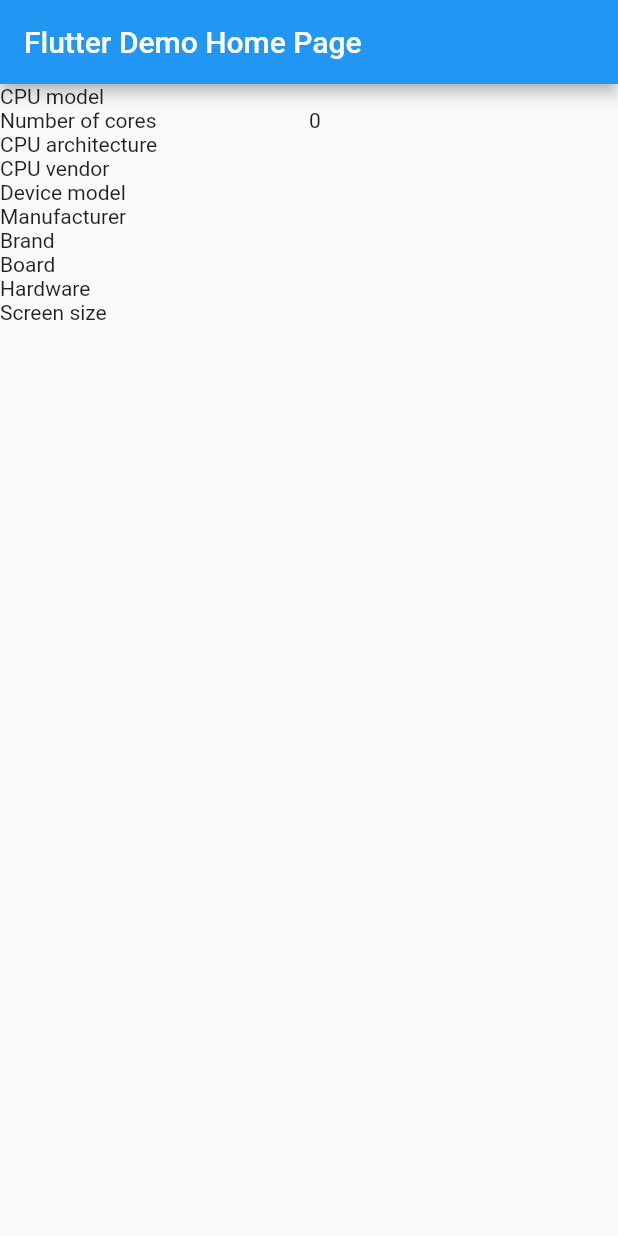
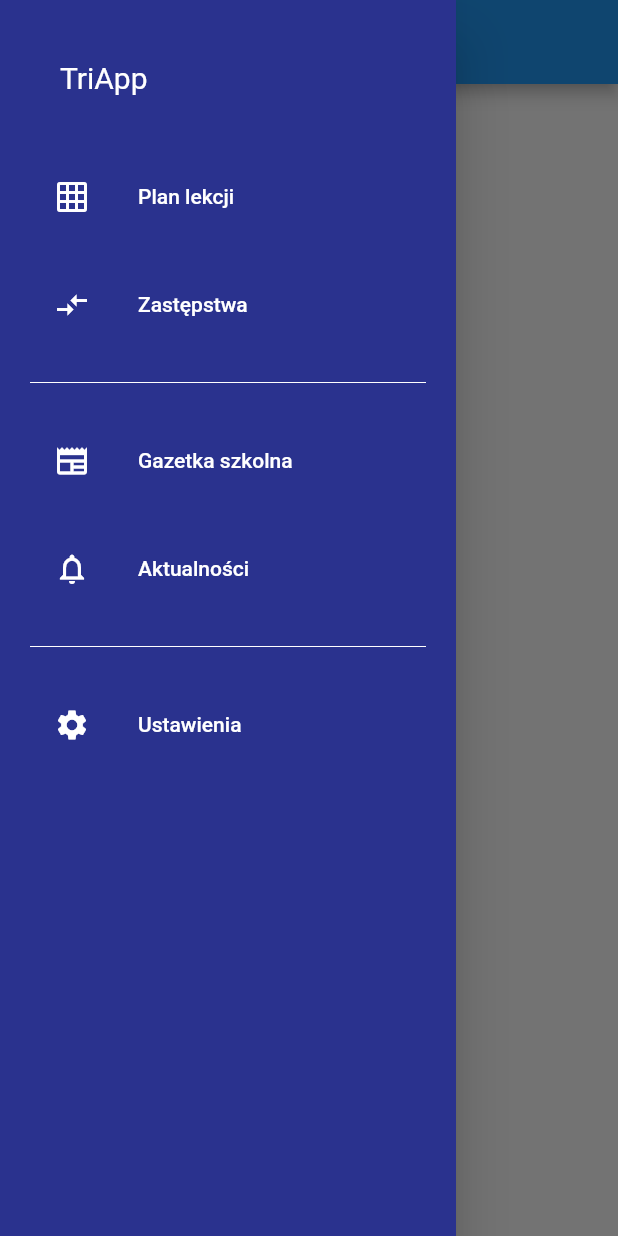
Before and after one commit to Customrombay/CustomRomApp, a Flutter app: the screen it shows after launch, with the side drawer open (before the commit the screen has no drawer), on a phone screen of 412 x 824 dp. Run offline on Flutter 3.47's test engine with Material 2 defaults, Android fonts, the phone set to English and light mode, and no system bars; our stand-ins replace device_info_plus; missing offline and left inert: system_info2.

Commit message:
Added basic navigation drawer

```diff
--- a/lib/main.dart
+++ b/lib/main.dart
@@ -3,6 +3,7 @@ import 'package:device_info_plus/device_info_plus.dart';
 import 'package:system_info2/system_info2.dart';
 
 import 'widgets/spec_table.dart';
+import 'widgets/drawer.dart';
 import 'tools/get_cpu_name.dart';
 
 void main() {
@@ -69,6 +70,7 @@ class _MyHomePageState extends State<MyHomePage> {
         // the App.build method, and use it to set our appbar title.
         title: Text(widget.title),
       ),
+      drawer: NavigationDrawerWidget(),
       body: Center(
         // Center is a layout widget. It takes a single child and positions it
         // in the middle of the parent.
--- /dev/null
+++ b/lib/widgets/drawer.dart
@@ -0,0 +1,178 @@
+import 'package:flutter/material.dart';
+
+class NavigationDrawerWidget extends StatefulWidget {
+
+  const NavigationDrawerWidget({Key? key}) : super(key: key);
+
+  @override
+  State<NavigationDrawerWidget> createState() => _NavigationDrawerWidgetState();
+}
+
+class _NavigationDrawerWidgetState extends State<NavigationDrawerWidget> {
+  final padding = const EdgeInsets.symmetric(horizontal: 20);
+
+  // Future<void> _changeIsDev() async {
+  //   final SharedPreferences prefs = await _prefs;
+  //   final bool isDev = !(prefs.getBool('isDev') ?? false);
+
+  //   setState(() {
+  //     _isDev = prefs.setBool('isDev', isDev).then((bool success) {
+  //       return isDev;
+  //     });
+  //   });
+  // }
+
+  @override
+  Widget build(BuildContext context) {
+    return Drawer(
+      child: Material(
+        color: const Color(0xff2a328e),
+        child: ListView(
+          children: <Widget>[
+            buildHeader(
+              urlImage: 'https://www.lo3.gdynia.pl/wp-content/uploads/2021/01/logo.png',
+              name: 'TriApp',
+            ),
+            Container(
+              padding: padding,
+              child: Column(
+                children: buildList()
+              ),
+            ),
+          ],
+        ),
+      ),
+    );
+  }
+
+  Widget buildHeader({required String urlImage, required String name,}) {
+    return InkWell(
+      child: Container(
+        padding: padding.add(const EdgeInsets.symmetric(vertical: 40)),
+        child: Row(
+          children: [
+            // Container(
+            //   width: 120,
+            //   height: 70,
+            //   color: Colors.white,
+            //   // child: Image.network(
+            //   //   urlImage,
+            //   //   fit: BoxFit.cover,
+            //   // ),
+            //   child: CachedNetworkImage(
+            //     imageUrl: urlImage,
+            //     //fit: BoxFit.fitWidth,
+            //     height: 200,
+            //     width: 400,
+            //     placeholder: (context, url) => loadingPlaceHolder,
+            //     errorWidget: (context, url, error) => const Icon(Icons.error),
+            //   ),
+            // ),
+            SizedBox(width: 20),
+            Column(
+              crossAxisAlignment: CrossAxisAlignment.start,
+              children: [
+                Text(
+                  name,
+                  style: TextStyle(fontSize: 20, color: Colors.white),
+                ),
+              ],
+            ),
+          ],
+        ),
+      ),
+    );
+  }
+
+  Widget buildMenuItem({
+    required String text,
+    required IconData icon,
+    VoidCallback? onClicked,
+  }) {
+    final color = Colors.white;
+    final hoverColor = Colors.white70;
+
+    return ListTile(
+      leading: Icon(icon, color: color),
+      title: Text(text, style: TextStyle(color: color)),
+      hoverColor: hoverColor,
+      onTap: onClicked,
+    );
+  }
+
+  void goToPage(BuildContext context, int index) {
+    Navigator.of(context).pop();
+
+    // switch (index) {
+    //   case 0:
+    //     Navigator.of(context).push(MaterialPageRoute(
+    //       builder: (context) => PlanPage(title: "Plan Lekcji", themeManageri: widget.themeManageri,),
+    //     ));
+    //     break;
+    //   case 1:
+    //     Navigator.of(context).push(MaterialPageRoute(
+    //       builder: (context) => SubPage(themeManageri: widget.themeManageri),
+    //     ));
+    //     break;
+    //   case 2:
+    //     Navigator.of(context).push(MaterialPageRoute(
+    //       builder: (context) => PlhPage(themeManageri: widget.themeManageri),
+    //     ));
+    //     break;
+    //     case 3:
+    //     Navigator.of(context).push(MaterialPageRoute(
+    //       builder: (context) => NewsPage(themeManageri: widget.themeManageri),
+    //     ));
+    //     break;
+    //     case 4:
+    //     Navigator.of(context).push(MaterialPageRoute(
+    //       builder: (context) => RecentPage(themeManageri: widget.themeManageri),
+    //     ));
+    //     break;
+    //     case 5:
+    //     Navigator.of(context).push(MaterialPageRoute(
+    //       builder: (context) => SettingsPage(themeManageri: widget.themeManageri),
+    //     ));
+    //     break;
+    // }
+  }
+
+  List<Widget> buildList() {
+    return [
+      buildMenuItem(
+        text: 'Plan lekcji',
+        icon: Icons.grid_on,
+        onClicked: () => goToPage(context, 0),
+      ),
+      const SizedBox(height: 16),
+      buildMenuItem(
+        text: 'Zastępstwa',
+        icon: Icons.compare_arrows,
+        onClicked: () => goToPage(context, 1),
+      ),
+      const SizedBox(height: 16),
+      const Divider(color: Colors.white),
+      const SizedBox(height: 16),
+      buildMenuItem(
+        text: 'Gazetka szkolna',
+        icon: Icons.newspaper,
+        onClicked: () => goToPage(context, 3),
+      ),
+      const SizedBox(height: 16),
+      buildMenuItem(
+        text: 'Aktualności',
+        icon: Icons.notifications_outlined,
+        onClicked: () => goToPage(context, 4),
+      ),
+      const SizedBox(height: 16),
+      const Divider(color: Colors.white),
+      const SizedBox(height: 16),
+      buildMenuItem(
+        text: 'Ustawienia',
+        icon: Icons.settings,
+        onClicked: () => goToPage(context, 5),
+      ),
+      //Text(widget.themeManageri.isDeveloper.toString())
+    ];
+  }
+}
```
